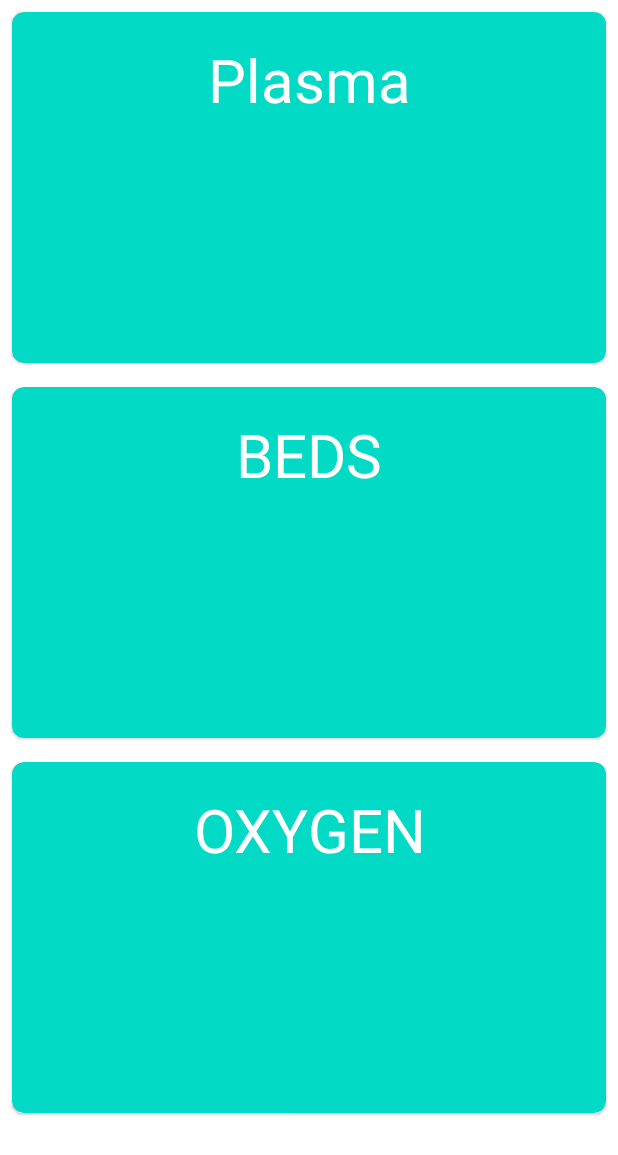
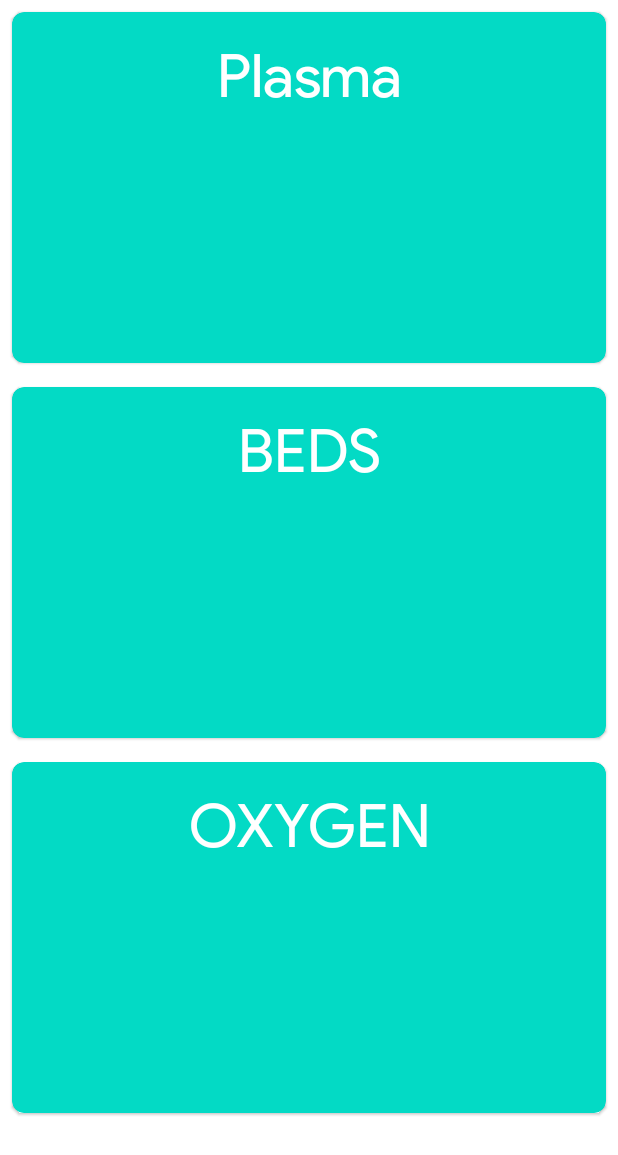
Before and after one commit to Ethical-coder/Donors_App, an Android app: the MainActivity screen opened directly, with no data from a screen before it, on a phone screen of 412 x 824 dp. Shown: the top 1155 px of the screen. Run offline under Robolectric (Android 15) with nearby library versions, the light colour scheme and no system bars.

Commit message:
tests and fonts

```diff
--- a/android_application/app/src/main/java/com/example/donors/activity/SecondActivity.kt
+++ b/android_application/app/src/main/java/com/example/donors/activity/SecondActivity.kt
@@ -5,6 +5,7 @@ import android.opengl.Visibility
 import androidx.appcompat.app.AppCompatActivity
 import android.os.Bundle
 import android.util.Log
+import android.view.LayoutInflater
 import android.view.View
 import android.widget.CheckBox
 import android.widget.EditText
@@ -16,6 +17,7 @@ import com.example.donors.constant.PLASMA
 import com.example.donors.data.CurrentUserInfo
 import com.example.donors.data.PlasmaData
 import com.example.donors.databinding.ActivitySecondBinding
+import com.example.donors.databinding.AlertDailogDonateBinding
 import com.google.android.material.dialog.MaterialAlertDialogBuilder
 import kotlinx.android.synthetic.main.activity_second.*
 
@@ -58,7 +60,6 @@ class SecondActivity : AppCompatActivity() {
 		}
 
 		binding.secondCwQuery.setOnClickListener {
-
 			val dialogLayout = layoutInflater.inflate( R.layout.alert_dailog_donate , null )
 			val bloodGroup = dialogLayout.findViewById<EditText>(R.id.alert_et_BG)
 			val city = dialogLayout.findViewById<EditText>(R.id.alert_et_CITY)
--- a/android_application/app/src/main/java/com/example/donors/adapter/ActivityMainRVAdapter.kt
+++ b/android_application/app/src/main/java/com/example/donors/adapter/ActivityMainRVAdapter.kt
@@ -1,21 +1,22 @@
 package com.example.donors.adapter
 
 import android.view.LayoutInflater
-import android.view.View
 import android.view.ViewGroup
 import androidx.recyclerview.widget.RecyclerView
-import com.example.donors.R
+import com.example.donors.databinding.ActivityMainRvMainBinding
 import kotlinx.android.synthetic.main.activity_main_rv_main.view.*
 
 class ActivityMainRVAdapter : RecyclerView.Adapter< ActivityMainRVAdapter.MainViewHolder >( ) {
 
+	lateinit var binding : ActivityMainRvMainBinding
 	lateinit var  data : List<String>
 
-	inner class MainViewHolder( itemView: View) : RecyclerView.ViewHolder( itemView )
+	inner class MainViewHolder( private val binding: ActivityMainRvMainBinding) : RecyclerView.ViewHolder( binding.root )
 
 	override fun onCreateViewHolder(parent: ViewGroup, viewType: Int): MainViewHolder {
-		val view : View = LayoutInflater.from( parent.context ).inflate( R.layout.activity_main_rv_main , parent , false)
-		return MainViewHolder( view )
+		binding = ActivityMainRvMainBinding.inflate( LayoutInflater.from( parent.context ) , parent , false )
+		return MainViewHolder( binding )
+
 	}
 
 	override fun onBindViewHolder(holder: MainViewHolder, position: Int) {
--- a/android_application/app/src/main/java/com/example/donors/adapter/RecyclerViewResultAdapter.kt
+++ b/android_application/app/src/main/java/com/example/donors/adapter/RecyclerViewResultAdapter.kt
@@ -1,21 +1,21 @@
 package com.example.donors.adapter
 
 import android.view.LayoutInflater
-import android.view.View
 import android.view.ViewGroup
 import androidx.recyclerview.widget.RecyclerView
-import com.example.donors.R
+import com.example.donors.databinding.LayoutResultRvBinding
 import kotlinx.android.synthetic.main.layout_result_rv.view.*
 
 class RecyclerViewResultAdapter : RecyclerView.Adapter< RecyclerViewResultAdapter.MainViewHolder >( ) {
 
 	var data = mutableListOf<String>()
+	lateinit var binding : LayoutResultRvBinding
 
-	inner class MainViewHolder( itemView: View) : RecyclerView.ViewHolder( itemView )
+	inner class MainViewHolder( private val binding: LayoutResultRvBinding) : RecyclerView.ViewHolder( binding.root )
 
 	override fun onCreateViewHolder(parent: ViewGroup, viewType: Int): MainViewHolder {
-		val view : View = LayoutInflater.from( parent.context ).inflate( R.layout.layout_result_rv , parent , false )
-		return MainViewHolder( view )
+		binding = LayoutResultRvBinding.inflate( LayoutInflater.from( parent.context ) )
+		return MainViewHolder( binding )
 	}
 
 	override fun onBindViewHolder(holder: MainViewHolder, position: Int) {
--- /dev/null
+++ b/android_application/app/src/main/res/font/product_sans_font_family.xml
@@ -0,0 +1,14 @@
+<?xml version="1.0" encoding="utf-8"?>
+
+<font-family xmlns:android="http://schemas.android.com/apk/res/android">
+    <font
+        android:fontStyle="normal"
+        android:fontWeight="400"
+        android:font="@font/product_sans_regular" />
+
+    <font
+        android:fontStyle="italic"
+        android:fontWeight="400"
+        android:font="@font/product_sans_italic" />
+
+</font-family>
--- a/android_application/app/src/main/res/values-night/themes.xml
+++ b/android_application/app/src/main/res/values-night/themes.xml
@@ -12,5 +12,6 @@
         <!-- Status bar color. -->
         <item name="android:statusBarColor" tools:targetApi="l">?attr/colorPrimaryVariant</item>
         <!-- Customize your theme here. -->
+        <item name="fontFamily">@font/product_sans_font_family</item>
     </style>
 </resources>
--- a/android_application/app/src/main/res/values/themes.xml
+++ b/android_application/app/src/main/res/values/themes.xml
@@ -12,5 +12,6 @@
         <!-- Status bar color. -->
         <item name="android:statusBarColor" tools:targetApi="l">?attr/colorPrimaryVariant</item>
         <!-- Customize your theme here. -->
+        <item name="fontFamily">@font/product_sans_font_family</item>
     </style>
 </resources>
```
Also changed, not shown: android_application/app/src/main/res/font/product_sans_bold.ttf (added), android_application/app/src/main/res/font/product_sans_bold_italic.ttf (added), android_application/app/src/main/res/font/product_sans_italic.ttf (added), android_application/app/src/main/res/font/product_sans_regular.ttf (added).
